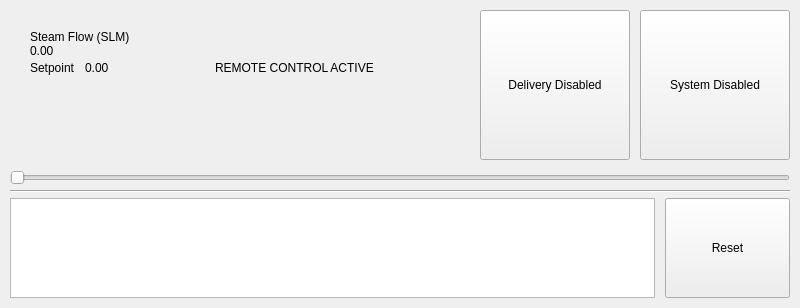
Before: the Qt Designer form ui/resources/RunPage_widget.ui in tamdak-dan/rch-steamer, drawn with Qt 5.
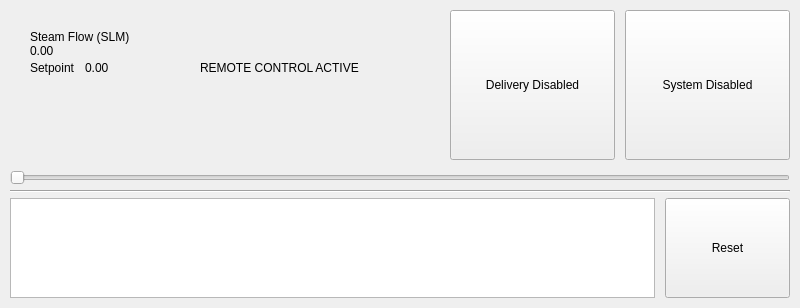
After: the same form once the commit is applied.

Commit message:
Widen the Delivery and System buttons by 10%
Minimum width 150px -> 165px (height unchanged), so "Delivery Enabled"
and "System Enabled" have room either side instead of touching the
edges. Worst case (150.00 flow plus the remote-control badge) the
window needs 774px, still within the 800px screen.

Claude-Session: https://claude.ai/code/session_01DpXPRdHiQR1SXg7JssSBq7

What changed in the file:
```diff
--- a/ui/resources/RunPage_widget.ui
+++ b/ui/resources/RunPage_widget.ui
@@ -216,7 +216,7 @@
              </property>
              <property name="minimumSize">
               <size>
-               <width>150</width>
+               <width>165</width>
                <height>150</height>
               </size>
              </property>
@@ -238,7 +238,7 @@
              </property>
              <property name="minimumSize">
               <size>
-               <width>150</width>
+               <width>165</width>
                <height>150</height>
               </size>
              </property>
```
